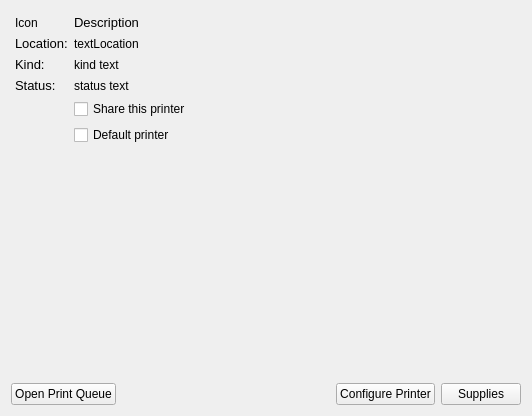
Above: printer-manager-kcm/PrinterDescription.ui from KDE/print-manager before the change. Below: the same form after it.
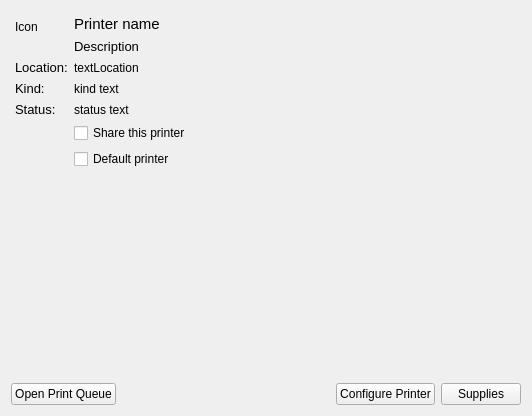
That is the form after the change.

Commit message: Initial code to get printers attributes

The edit to the form file:
```diff
--- a/printer-manager-kcm/PrinterDescription.ui
+++ b/printer-manager-kcm/PrinterDescription.ui
@@ -88,29 +88,7 @@
      <property name="margin">
       <number>4</number>
      </property>
-     <item row="0" column="0">
-      <widget class="QLabel" name="iconL">
-       <property name="text">
-        <string>Icon</string>
-       </property>
-      </widget>
-     </item>
-     <item row="0" column="1">
-      <widget class="QLabel" name="descriptionL">
-       <property name="font">
-        <font>
-         <pointsize>10</pointsize>
-        </font>
-       </property>
-       <property name="text">
-        <string>Description</string>
-       </property>
-       <property name="wordWrap">
-        <bool>true</bool>
-       </property>
-      </widget>
-     </item>
-     <item row="1" column="0">
+     <item row="2" column="0">
       <widget class="QLabel" name="locationL">
        <property name="font">
         <font>
@@ -122,7 +100,7 @@
        </property>
       </widget>
      </item>
-     <item row="1" column="1">
+     <item row="2" column="1">
       <widget class="QLabel" name="locationMsgL">
        <property name="text">
         <string>textLocation</string>
@@ -132,7 +110,7 @@
        </property>
       </widget>
      </item>
-     <item row="2" column="0">
+     <item row="3" column="0">
       <widget class="QLabel" name="kindL">
        <property name="font">
         <font>
@@ -144,7 +122,7 @@
        </property>
       </widget>
      </item>
-     <item row="2" column="1">
+     <item row="3" column="1">
       <widget class="QLabel" name="kindMsgL">
        <property name="sizePolicy">
         <sizepolicy hsizetype="Preferred" vsizetype="Preferred">
@@ -160,7 +138,7 @@
        </property>
       </widget>
      </item>
-     <item row="3" column="0">
+     <item row="4" column="0">
       <widget class="QLabel" name="statusL">
        <property name="font">
         <font>
@@ -172,7 +150,7 @@
        </property>
       </widget>
      </item>
-     <item row="3" column="1">
+     <item row="4" column="1">
       <widget class="QLabel" name="statusMsgL">
        <property name="text">
         <string>status text</string>
@@ -182,14 +160,58 @@
        </property>
       </widget>
      </item>
-     <item row="4" column="1">
+     <item row="5" column="1">
       <widget class="QCheckBox" name="sharedCB">
        <property name="text">
         <string>Share this printer</string>
        </property>
       </widget>
      </item>
-     <item row="5" column="1">
+     <item row="1" column="1">
+      <layout class="QVBoxLayout" name="verticalLayout">
+       <item>
+        <widget class="QLabel" name="printerNameL">
+         <property name="font">
+          <font>
+           <pointsize>11</pointsize>
+          </font>
+         </property>
+         <property name="text">
+          <string>Printer name</string>
+         </property>
+         <property name="alignment">
+          <set>Qt::AlignBottom|Qt::AlignLeading|Qt::AlignLeft</set>
+         </property>
+        </widget>
+       </item>
+       <item>
+        <widget class="QLabel" name="descriptionL">
+         <property name="font">
+          <font>
+           <pointsize>10</pointsize>
+          </font>
+         </property>
+         <property name="text">
+          <string>Description</string>
+         </property>
+         <property name="alignment">
+          <set>Qt::AlignLeading|Qt::AlignLeft|Qt::AlignTop</set>
+         </property>
+         <property name="wordWrap">
+          <bool>true</bool>
+         </property>
+        </widget>
+       </item>
+      </layout>
+     </item>
+     <item row="1" column="0">
+      <widget class="QLabel" name="iconL">
+       <property name="text">
+        <string>Icon</string>
+       </property>
+      </widget>
+     </item>
+     <item row="6" column="1">
       <widget class="QCheckBox" name="defaultCB">
        <property name="text">
         <string>Default printer</string>
```
Left out of the diff: 126 changed lines with no effect on the pictures. The commit also changes 8 other files.
